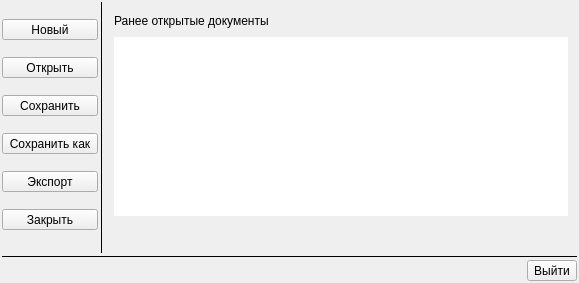
vlarry/configurator, file classes/menubar/widgetmenu.ui: the form before one commit.
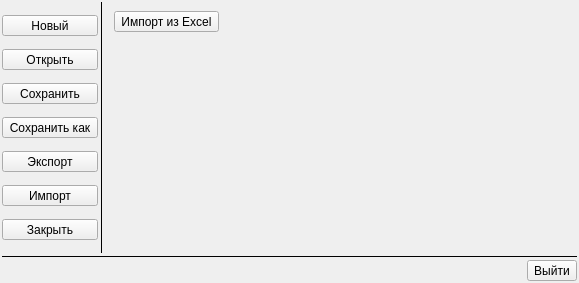
The form after the commit. The open tabs and pages were chosen to show the change. Icons and pictures are not drawn.

Commit message: Доработака меню (через иконку приложения) - добавление пункта "Импорт" и кропки "Импорт из Excel" (перенаправление на метод обработки события); Редактирование файла истории версий программы.

```diff
--- a/classes/menubar/widgetmenu.ui
+++ b/classes/menubar/widgetmenu.ui
@@ -199,6 +199,38 @@
          </property>
         </widget>
        </item>
+       <item>
+        <widget class="QToolButton" name="toolButtonImportProject">
+         <property name="sizePolicy">
+          <sizepolicy hsizetype="Minimum" vsizetype="Fixed">
+           <horstretch>0</horstretch>
+           <verstretch>0</verstretch>
+          </sizepolicy>
+         </property>
+         <property name="mouseTracking">
+          <bool>true</bool>
+         </property>
+         <property name="text">
+          <string>Импорт</string>
+         </property>
+         <property name="icon">
+          <iconset resource="../../resource.qrc">
+           <normaloff>:/images/resource/images/import.png</normaloff>:/images/resource/images/import.png</iconset>
+         </property>
+         <property name="iconSize">
+          <size>
+           <width>32</width>
+           <height>32</height>
+          </size>
+         </property>
+         <property name="popupMode">
+          <enum>QToolButton::DelayedPopup</enum>
+         </property>
+         <property name="toolButtonStyle">
+          <enum>Qt::ToolButtonTextBesideIcon</enum>
+         </property>
+        </widget>
+       </item>
        <item>
         <widget class="QToolButton" name="toolButtonCloseProject">
          <property name="sizePolicy">
@@ -404,6 +436,66 @@
          </item>
         </layout>
        </widget>
+       <widget class="QWidget" name="pageImport">
+        <layout class="QVBoxLayout" name="verticalLayout_6">
+         <item>
+          <layout class="QHBoxLayout" name="horizontalLayout_5">
+           <item>
+            <widget class="QToolButton" name="toolButtonImportFromExcel">
+             <property name="sizePolicy">
+              <sizepolicy hsizetype="Minimum" vsizetype="Fixed">
+               <horstretch>0</horstretch>
+               <verstretch>0</verstretch>
+              </sizepolicy>
+             </property>
+             <property name="text">
+              <string>Импорт из Excel</string>
+             </property>
+             <property name="icon">
+              <iconset resource="../../resource.qrc">
+               <normaloff>:/images/resource/images/import_excel.png</normaloff>:/images/resource/images/import_excel.png</iconset>
+             </property>
+             <property name="iconSize">
+              <size>
+               <width>32</width>
+               <height>32</height>
+              </size>
+             </property>
+             <property name="toolButtonStyle">
+              <enum>Qt::ToolButtonTextBesideIcon</enum>
+             </property>
+            </widget>
+           </item>
+           <item>
+            <spacer name="horizontalSpacer_4">
+             <property name="orientation">
+              <enum>Qt::Horizontal</enum>
+             </property>
+             <property name="sizeHint" stdset="0">
+              <size>
+               <width>40</width>
+               <height>20</height>
+              </size>
+             </property>
+            </spacer>
+           </item>
+          </layout>
+         </item>
+         <item>
+          <spacer name="verticalSpacer_3">
+           <property name="orientation">
+            <enum>Qt::Vertical</enum>
+           </property>
+           <property name="sizeHint" stdset="0">
+            <size>
+             <width>20</width>
+             <height>158</height>
+            </size>
+           </property>
+          </spacer>
+         </item>
+        </layout>
+       </widget>
       </widget>
      </item>
     </layout>
```
The commit also changes 9 other files.
